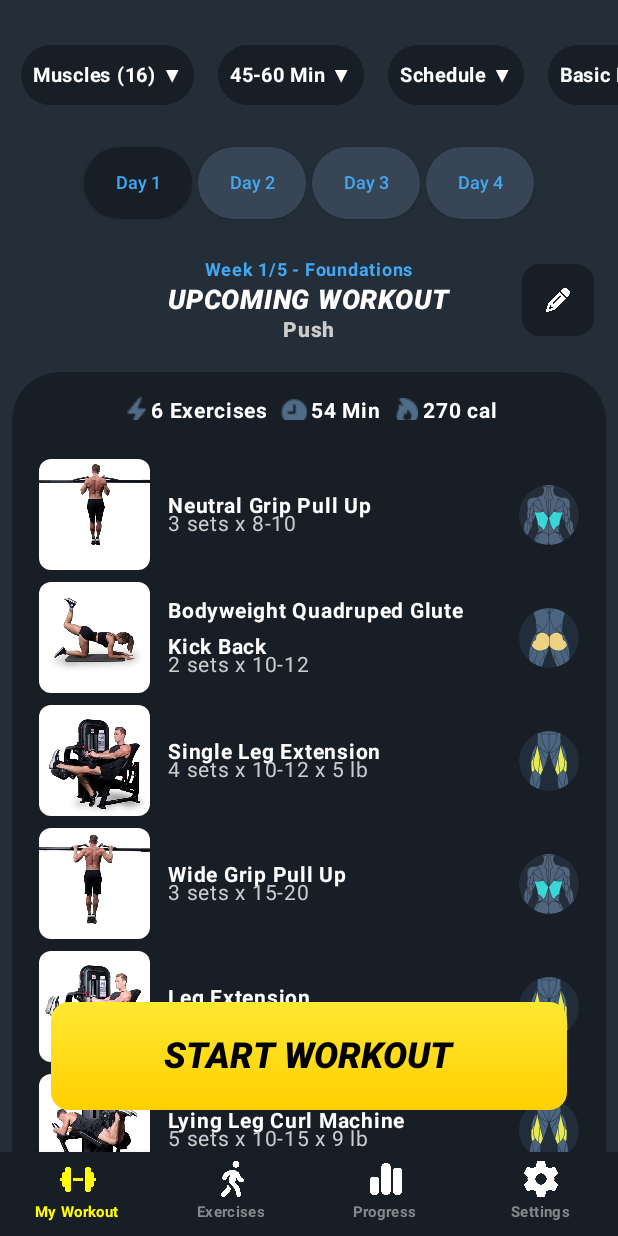
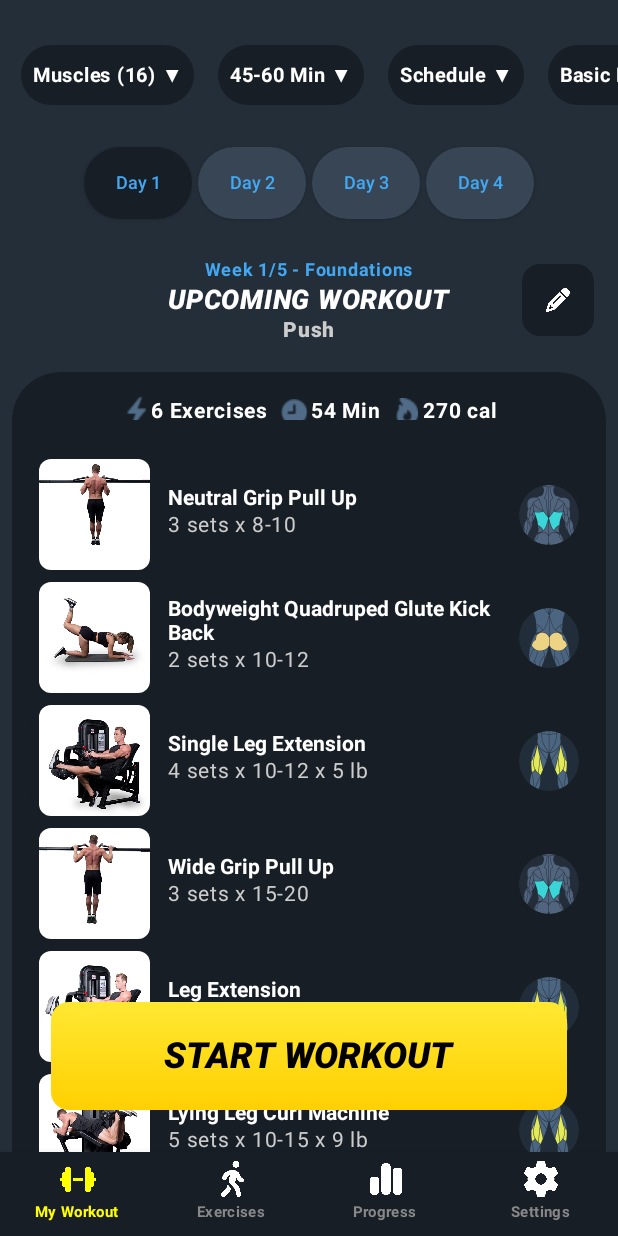
Before and after one commit to itay64/MyWorkoutApp, an Android app built with Jetpack Compose: the screen it shows after launch (MainActivity), on a phone screen of 412 x 824 dp. Run offline under Robolectric (Android 15) with nearby library versions, the phone set to English and light mode, and no system bars.

Commit message:
Some more spacing adjustments.

```diff
--- a/app/src/main/java/gg/pignet/myworkoutapp/ui/Content.kt
+++ b/app/src/main/java/gg/pignet/myworkoutapp/ui/Content.kt
@@ -29,6 +29,7 @@ import androidx.compose.ui.graphics.Color
 import androidx.compose.ui.res.painterResource
 import androidx.compose.ui.text.TextStyle
 import androidx.compose.ui.text.font.FontWeight
+import androidx.compose.ui.unit.TextUnit
 import androidx.compose.ui.unit.dp
 import androidx.compose.ui.unit.sp
 import gg.pignet.myworkoutapp.MainActivity
@@ -84,13 +85,14 @@ fun WorkoutContent(exercises: List<Exercise>, activity: MainActivity) {
                         }
                         Spacer(modifier = Modifier.width(12.dp))
                         Column(Modifier.weight(1.0F).fillMaxWidth(),
-                            verticalArrangement = Arrangement.spacedBy((-12).dp)
+                            verticalArrangement = Arrangement.spacedBy((-2).dp)
                         ) {
                             Text(
                                 text = exercise.exercise_name,
                                 fontSize = 14.sp,
                                 fontWeight = FontWeight.Bold,
-                                color = Color.White
+                                color = Color.White,
+                                style = TextStyle(lineHeight = 16.sp)
                             )
                             val weightText = if (exercise.weight_amount == null)
                                 "${exercise.amount_of_sets} sets x ${exercise.rep_range}"
```
